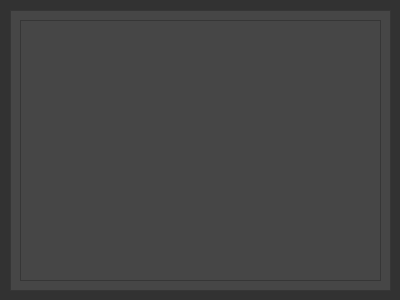
First picture: the form in src/widgetApp/ManualDialog.ui, repository Projekt-zespolowy-TIU/DesignYourNetwork, before the edit.
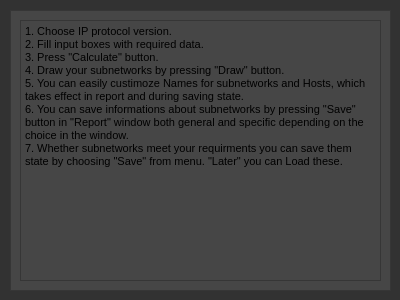
Second picture: the form after the edit. Icons and pictures are not drawn.

Commit message: add manual text

```diff
--- a/src/widgetApp/ManualDialog.ui
+++ b/src/widgetApp/ManualDialog.ui
@@ -65,6 +65,22 @@
       <height>261</height>
      </rect>
     </property>
+    <property name="readOnly">
+     <bool>true</bool>
+    </property>
+    <property name="html">
+     <string>&lt;!DOCTYPE HTML PUBLIC &quot;-//W3C//DTD HTML 4.0//EN&quot; &quot;http://www.w3.org/TR/REC-html40/strict.dtd&quot;&gt;
+&lt;html&gt;&lt;head&gt;&lt;meta name=&quot;qrichtext&quot; content=&quot;1&quot; /&gt;&lt;style type=&quot;text/css&quot;&gt;
+p, li { white-space: pre-wrap; }
+&lt;/style&gt;&lt;/head&gt;&lt;body style=&quot; font-family:'MS Shell Dlg 2'; font-size:8.25pt; font-weight:400; font-style:normal;&quot;&gt;
+&lt;p style=&quot; margin-top:0px; margin-bottom:0px; margin-left:0px; margin-right:0px; -qt-block-indent:0; text-indent:0px;&quot;&gt;1. Choose IP protocol version.&lt;/p&gt;
+&lt;p style=&quot; margin-top:0px; margin-bottom:0px; margin-left:0px; margin-right:0px; -qt-block-indent:0; text-indent:0px;&quot;&gt;2. Fill input boxes with required data.&lt;/p&gt;
+&lt;p style=&quot; margin-top:0px; margin-bottom:0px; margin-left:0px; margin-right:0px; -qt-block-indent:0; text-indent:0px;&quot;&gt;3. Press &amp;quot;Calculate&amp;quot; button.&lt;/p&gt;
+&lt;p style=&quot; margin-top:0px; margin-bottom:0px; margin-left:0px; margin-right:0px; -qt-block-indent:0; text-indent:0px;&quot;&gt;4. Draw your subnetworks by pressing &amp;quot;Draw&amp;quot; button.&lt;/p&gt;
+&lt;p style=&quot; margin-top:0px; margin-bottom:0px; margin-left:0px; margin-right:0px; -qt-block-indent:0; text-indent:0px;&quot;&gt;5. You can easily custimoze Names for subnetworks and Hosts, which takes effect in report and during saving state.&lt;/p&gt;
+&lt;p style=&quot; margin-top:0px; margin-bottom:0px; margin-left:0px; margin-right:0px; -qt-block-indent:0; text-indent:0px;&quot;&gt;6. You can save informations about subnetworks by pressing &amp;quot;Save&amp;quot; button in &amp;quot;Report&amp;quot; window both general and specific depending on the choice in the window.&lt;/p&gt;
+&lt;p style=&quot; margin-top:0px; margin-bottom:0px; margin-left:0px; margin-right:0px; -qt-block-indent:0; text-indent:0px;&quot;&gt;7. Whether subnetworks meet your requirments you can save them state by choosing &amp;quot;Save&amp;quot; from menu. &amp;quot;Later&amp;quot; you can Load these.&lt;/p&gt;&lt;/body&gt;&lt;/html&gt;</string>
+    </property>
    </widget>
   </widget>
  </widget>
```
